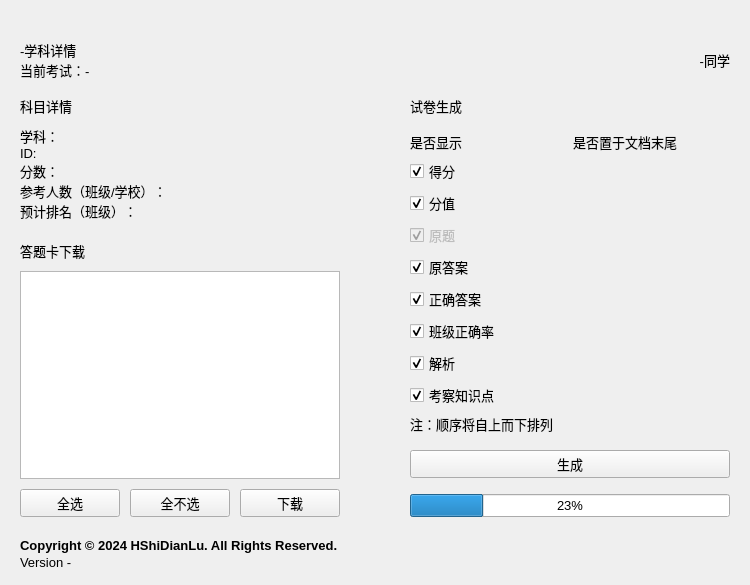
HShiDianLu/ZhiXueHacker, file UI/Detail.ui: the form before one commit.
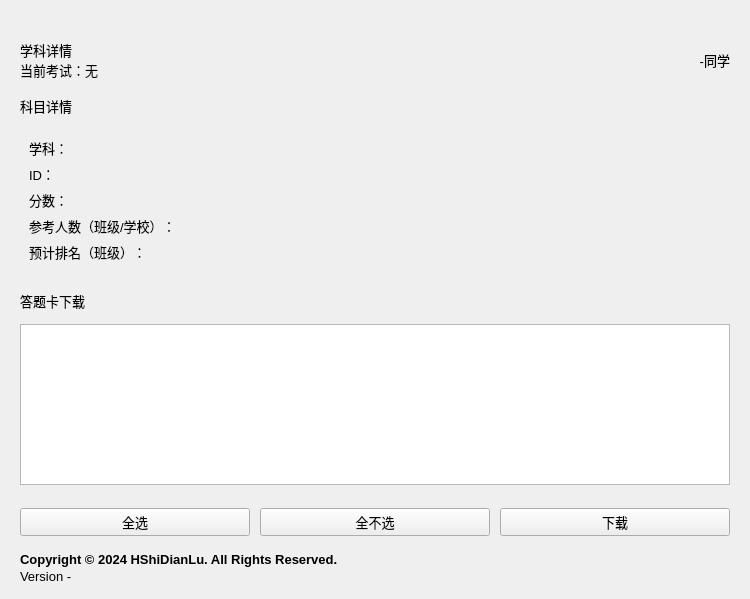
The form after the commit. Custom widgets are drawn as their Qt base class.

```diff
--- a/UI/Detail.ui
+++ b/UI/Detail.ui
@@ -7,7 +7,7 @@
     <x>0</x>
     <y>0</y>
     <width>750</width>
-    <height>585</height>
+    <height>599</height>
    </rect>
   </property>
   <property name="font">
@@ -38,7 +38,104 @@
    <property name="horizontalSpacing">
     <number>70</number>
    </property>
-   <item row="6" column="0" rowspan="7">
+   <item row="5" column="0" colspan="2">
+    <spacer name="verticalSpacer">
+     <property name="orientation">
+      <enum>Qt::Vertical</enum>
+     </property>
+     <property name="sizeType">
+      <enum>QSizePolicy::Fixed</enum>
+     </property>
+     <property name="sizeHint" stdset="0">
+      <size>
+       <width>20</width>
+       <height>10</height>
+      </size>
+     </property>
+    </spacer>
+   </item>
+   <item row="4" column="0" colspan="2">
+    <layout class="QGridLayout" name="gridLayout">
+     <item row="0" column="0">
+      <layout class="QVBoxLayout" name="verticalLayout_4">
+       <property name="spacing">
+        <number>0</number>
+       </property>
+       <item>
+        <widget class="TitleLabel" name="TitleLabel">
+         <property name="text">
+          <string>学科详情</string>
+         </property>
+        </widget>
+       </item>
+       <item>
+        <widget class="CaptionLabel" name="CaptionLabel">
+         <property name="text">
+          <string>当前考试：无</string>
+         </property>
+        </widget>
+       </item>
+      </layout>
+     </item>
+     <item row="0" column="1">
+      <widget class="CaptionLabel" name="CaptionLabel_3">
+       <property name="text">
+        <string>-同学</string>
+       </property>
+       <property name="alignment">
+        <set>Qt::AlignRight|Qt::AlignTrailing|Qt::AlignVCenter</set>
+       </property>
+      </widget>
+     </item>
+    </layout>
+   </item>
+   <item row="12" column="0" colspan="2">
+    <layout class="QVBoxLayout" name="verticalLayout_3">
+     <property name="spacing">
+      <number>2</number>
+     </property>
+     <property name="topMargin">
+      <number>0</number>
+     </property>
+     <item>
+      <widget class="StrongBodyLabel" name="StrongBodyLabel">
+       <property name="font">
+        <font>
+         <family>Microsoft YaHei UI</family>
+         <pointsize>10</pointsize>
+         <weight>75</weight>
+         <bold>true</bold>
+        </font>
+       </property>
+       <property name="text">
+        <string>Copyright © 2024 HShiDianLu. All Rights Reserved.</string>
+       </property>
+       <property name="alignment">
+        <set>Qt::AlignLeading|Qt::AlignLeft|Qt::AlignVCenter</set>
+       </property>
+      </widget>
+     </item>
+     <item>
+      <widget class="CaptionLabel" name="CaptionLabel_2">
+       <property name="font">
+        <font>
+         <family>Microsoft YaHei UI</family>
+         <pointsize>10</pointsize>
+         <weight>50</weight>
+         <bold>false</bold>
+        </font>
+       </property>
+       <property name="text">
+        <string>Version -</string>
+       </property>
+       <property name="alignment">
+        <set>Qt::AlignLeading|Qt::AlignLeft|Qt::AlignVCenter</set>
+       </property>
+      </widget>
+     </item>
+    </layout>
+   </item>
+   <item row="7" column="0" rowspan="2" colspan="2">
     <layout class="QVBoxLayout" name="verticalLayout">
      <item>
       <widget class="StrongBodyLabel" name="StrongBodyLabel_2">
@@ -58,23 +155,50 @@
        <property name="sizeHint" stdset="0">
         <size>
          <width>20</width>
-         <height>10</height>
+         <height>13</height>
         </size>
        </property>
       </spacer>
      </item>
      <item>
-      <widget class="CaptionLabel" name="CaptionLabel_4">
+      <widget class="ElevatedCardWidget" name="ElevatedCardWidget">
+       <layout class="QVBoxLayout" name="verticalLayout_2">
+        <item>
+         <widget class="BodyLabel" name="BodyLabel">
        <property name="text">
-        <string>学科：
-ID:
-分数：
-参考人数（班级/学校）：
-预计排名（班级）：</string>
-       </property>
-       <property name="wordWrap">
-        <bool>false</bool>
-       </property>
+           <string>学科：</string>
+          </property>
+         </widget>
+        </item>
+        <item>
+         <widget class="BodyLabel" name="BodyLabel_2">
+          <property name="text">
+           <string>ID：</string>
+          </property>
+         </widget>
+        </item>
+        <item>
+         <widget class="BodyLabel" name="BodyLabel_3">
+          <property name="text">
+           <string>分数：</string>
+          </property>
+         </widget>
+        </item>
+        <item>
+         <widget class="BodyLabel" name="BodyLabel_4">
+          <property name="text">
+           <string>参考人数（班级/学校）：</string>
+          </property>
+         </widget>
+        </item>
+        <item>
+         <widget class="BodyLabel" name="BodyLabel_5">
+          <property name="text">
+           <string>预计排名（班级）：</string>
+          </property>
+         </widget>
+        </item>
+       </layout>
       </widget>
      </item>
      <item>
@@ -111,7 +235,7 @@
        <property name="sizeHint" stdset="0">
         <size>
          <width>20</width>
-         <height>10</height>
+         <height>13</height>
         </size>
        </property>
       </spacer>
@@ -134,7 +258,23 @@
        <property name="sizeHint" stdset="0">
         <size>
          <width>20</width>
-         <height>10</height>
+         <height>13</height>
+        </size>
+       </property>
+      </spacer>
+     </item>
+     <item>
+      <spacer name="verticalSpacer_3">
+       <property name="orientation">
+        <enum>Qt::Vertical</enum>
+       </property>
+       <property name="sizeType">
+        <enum>QSizePolicy::Expanding</enum>
+       </property>
+       <property name="sizeHint" stdset="0">
+        <size>
+         <width>20</width>
+         <height>40</height>
         </size>
        </property>
       </spacer>
@@ -198,266 +338,7 @@
      </item>
     </layout>
    </item>
-   <item row="6" column="1" rowspan="7">
-    <layout class="QVBoxLayout" name="verticalLayout_5">
-     <property name="spacing">
-      <number>6</number>
-     </property>
-     <property name="leftMargin">
-      <number>0</number>
-     </property>
-     <property name="topMargin">
-      <number>0</number>
-     </property>
-     <property name="rightMargin">
-      <number>0</number>
-     </property>
-     <item>
-      <widget class="StrongBodyLabel" name="StrongBodyLabel_4">
-       <property name="text">
-        <string>试卷生成</string>
-       </property>
-      </widget>
-     </item>
-     <item>
-      <spacer name="verticalSpacer_10">
-       <property name="orientation">
-        <enum>Qt::Vertical</enum>
-       </property>
-       <property name="sizeType">
-        <enum>QSizePolicy::Fixed</enum>
-       </property>
-       <property name="sizeHint" stdset="0">
-        <size>
-         <width>20</width>
-         <height>10</height>
-        </size>
-       </property>
-      </spacer>
-     </item>
-     <item>
-      <layout class="QGridLayout" name="gridLayout_4">
-       <item row="4" column="0">
-        <widget class="CheckBox" name="CheckBox_7">
-         <property name="text">
-          <string>原答案</string>
-         </property>
-         <property name="checked">
-          <bool>true</bool>
-         </property>
-        </widget>
-       </item>
-       <item row="6" column="1">
-        <widget class="SwitchButton" name="SwitchButton_7"/>
-       </item>
-       <item row="5" column="1">
-        <widget class="SwitchButton" name="SwitchButton_4"/>
-       </item>
-       <item row="7" column="1">
-        <widget class="SwitchButton" name="SwitchButton_5"/>
-       </item>
-       <item row="1" column="0">
-        <widget class="CheckBox" name="CheckBox_2">
-         <property name="text">
-          <string>得分</string>
-         </property>
-         <property name="checked">
-          <bool>true</bool>
-         </property>
-        </widget>
-       </item>
-       <item row="8" column="1">
-        <widget class="SwitchButton" name="SwitchButton_6"/>
-       </item>
-       <item row="2" column="0">
-        <widget class="CheckBox" name="CheckBox">
-         <property name="text">
-          <string>分值</string>
-         </property>
-         <property name="checked">
-          <bool>true</bool>
-         </property>
-        </widget>
-       </item>
-       <item row="4" column="1">
-        <widget class="SwitchButton" name="SwitchButton_3"/>
-       </item>
-       <item row="8" column="0">
-        <widget class="CheckBox" name="CheckBox_8">
-         <property name="text">
-          <string>考察知识点</string>
-         </property>
-         <property name="checked">
-          <bool>true</bool>
-         </property>
-        </widget>
-       </item>
-       <item row="7" column="0">
-        <widget class="CheckBox" name="CheckBox_5">
-         <property name="text">
-          <string>解析</string>
-         </property>
-         <property name="checked">
-          <bool>true</bool>
-         </property>
-        </widget>
-       </item>
-       <item row="3" column="0">
-        <widget class="CheckBox" name="CheckBox_3">
-         <property name="enabled">
-          <bool>false</bool>
-         </property>
-         <property name="text">
-          <string>原题</string>
-         </property>
-         <property name="checked">
-          <bool>true</bool>
-         </property>
-        </widget>
-       </item>
-       <item row="5" column="0">
-        <widget class="CheckBox" name="CheckBox_6">
-         <property name="text">
-          <string>正确答案</string>
-         </property>
-         <property name="checked">
-          <bool>true</bool>
-         </property>
-        </widget>
-       </item>
-       <item row="6" column="0">
-        <widget class="CheckBox" name="CheckBox_4">
-         <property name="text">
-          <string>班级正确率</string>
-         </property>
-         <property name="checked">
-          <bool>true</bool>
-         </property>
-        </widget>
-       </item>
-       <item row="0" column="0">
-        <widget class="CaptionLabel" name="CaptionLabel_9">
-         <property name="text">
-          <string>是否显示</string>
-         </property>
-        </widget>
-       </item>
-       <item row="0" column="1">
-        <widget class="CaptionLabel" name="CaptionLabel_10">
-         <property name="text">
-          <string>是否置于文档末尾</string>
-         </property>
-        </widget>
-       </item>
-      </layout>
-     </item>
-     <item>
-      <widget class="CaptionLabel" name="CaptionLabel_6">
-       <property name="text">
-        <string>注：顺序将自上而下排列</string>
-       </property>
-      </widget>
-     </item>
-     <item>
-      <spacer name="verticalSpacer_8">
-       <property name="orientation">
-        <enum>Qt::Vertical</enum>
-       </property>
-       <property name="sizeType">
-        <enum>QSizePolicy::Fixed</enum>
-       </property>
-       <property name="sizeHint" stdset="0">
-        <size>
-         <width>20</width>
-         <height>10</height>
-        </size>
-       </property>
-      </spacer>
-     </item>
-     <item>
-      <widget class="PrimaryPushButton" name="PrimaryPushButton">
-       <property name="text">
-        <string>生成</string>
-       </property>
-      </widget>
-     </item>
-     <item>
-      <spacer name="verticalSpacer_9">
-       <property name="orientation">
-        <enum>Qt::Vertical</enum>
-       </property>
-       <property name="sizeType">
-        <enum>QSizePolicy::Fixed</enum>
-       </property>
-       <property name="sizeHint" stdset="0">
-        <size>
-         <width>20</width>
-         <height>10</height>
-        </size>
-       </property>
-      </spacer>
-     </item>
-     <item>
-      <widget class="ProgressBar" name="ProgressBar_2">
-       <property name="value">
-        <number>23</number>
-       </property>
-      </widget>
-     </item>
-    </layout>
-   </item>
-   <item row="5" column="0" colspan="2">
-    <spacer name="verticalSpacer">
-     <property name="orientation">
-      <enum>Qt::Vertical</enum>
-     </property>
-     <property name="sizeType">
-      <enum>QSizePolicy::Fixed</enum>
-     </property>
-     <property name="sizeHint" stdset="0">
-      <size>
-       <width>20</width>
-       <height>10</height>
-      </size>
-     </property>
-    </spacer>
-   </item>
-   <item row="4" column="0" colspan="2">
-    <layout class="QGridLayout" name="gridLayout">
-     <item row="0" column="0">
-      <layout class="QVBoxLayout" name="verticalLayout_4">
-       <property name="spacing">
-        <number>0</number>
-       </property>
-       <item>
-        <widget class="TitleLabel" name="TitleLabel">
-         <property name="text">
-          <string>-学科详情</string>
-         </property>
-        </widget>
-       </item>
-       <item>
-        <widget class="CaptionLabel" name="CaptionLabel">
-         <property name="text">
-          <string>当前考试：-</string>
-         </property>
-        </widget>
-       </item>
-      </layout>
-     </item>
-     <item row="0" column="1">
-      <widget class="CaptionLabel" name="CaptionLabel_3">
-       <property name="text">
-        <string>-同学</string>
-       </property>
-       <property name="alignment">
-        <set>Qt::AlignRight|Qt::AlignTrailing|Qt::AlignVCenter</set>
-       </property>
-      </widget>
-     </item>
-    </layout>
-   </item>
-   <item row="13" column="0">
+   <item row="9" column="0">
     <spacer name="verticalSpacer_5">
      <property name="orientation">
       <enum>Qt::Vertical</enum>
@@ -470,60 +351,22 @@
      </property>
     </spacer>
    </item>
-   <item row="15" column="0" colspan="2">
-    <layout class="QVBoxLayout" name="verticalLayout_3">
-     <property name="spacing">
-      <number>2</number>
+   <item row="11" column="0">
+    <spacer name="verticalSpacer_8">
+     <property name="orientation">
+      <enum>Qt::Vertical</enum>
      </property>
-     <property name="topMargin">
-      <number>0</number>
+     <property name="sizeHint" stdset="0">
+      <size>
+       <width>20</width>
+       <height>40</height>
+      </size>
      </property>
-     <item>
-      <widget class="StrongBodyLabel" name="StrongBodyLabel">
-       <property name="font">
-        <font>
-         <family>Microsoft YaHei UI</family>
-         <pointsize>10</pointsize>
-         <weight>75</weight>
-         <bold>true</bold>
-        </font>
-       </property>
-       <property name="text">
-        <string>Copyright © 2024 HShiDianLu. All Rights Reserved.</string>
-       </property>
-       <property name="alignment">
-        <set>Qt::AlignLeading|Qt::AlignLeft|Qt::AlignVCenter</set>
-       </property>
-      </widget>
-     </item>
-     <item>
-      <widget class="CaptionLabel" name="CaptionLabel_2">
-       <property name="font">
-        <font>
-         <family>Microsoft YaHei UI</family>
-         <pointsize>10</pointsize>
-         <weight>50</weight>
-         <bold>false</bold>
-        </font>
-       </property>
-       <property name="text">
-        <string>Version -</string>
-       </property>
-       <property name="alignment">
-        <set>Qt::AlignLeading|Qt::AlignLeft|Qt::AlignVCenter</set>
-       </property>
-      </widget>
-     </item>
-    </layout>
+    </spacer>
    </item>
   </layout>
  </widget>
  <customwidgets>
-  <customwidget>
-   <class>CheckBox</class>
-   <extends>QCheckBox</extends>
-   <header>qfluentwidgets</header>
-  </customwidget>
   <customwidget>
    <class>PushButton</class>
    <extends>QPushButton</extends>
@@ -535,15 +378,33 @@
    <header>qfluentwidgets</header>
   </customwidget>
   <customwidget>
-   <class>SwitchButton</class>
-   <extends>QWidget</extends>
+   <class>CardWidget</class>
+   <extends>QFrame</extends>
    <header>qfluentwidgets</header>
+   <container>1</container>
+  </customwidget>
+  <customwidget>
+   <class>ElevatedCardWidget</class>
+   <extends>SimpleCardWidget</extends>
+   <header>qfluentwidgets</header>
+   <container>1</container>
+  </customwidget>
+  <customwidget>
+   <class>SimpleCardWidget</class>
+   <extends>CardWidget</extends>
+   <header>qfluentwidgets</header>
+   <container>1</container>
   </customwidget>
   <customwidget>
    <class>CaptionLabel</class>
    <extends>QLabel</extends>
    <header>qfluentwidgets</header>
   </customwidget>
+  <customwidget>
+   <class>BodyLabel</class>
+   <extends>QLabel</extends>
+   <header>qfluentwidgets</header>
+  </customwidget>
   <customwidget>
    <class>StrongBodyLabel</class>
    <extends>QLabel</extends>
@@ -554,11 +415,6 @@
    <extends>QLabel</extends>
    <header>qfluentwidgets</header>
   </customwidget>
-  <customwidget>
-   <class>ProgressBar</class>
-   <extends>QProgressBar</extends>
-   <header>qfluentwidgets</header>
-  </customwidget>
   <customwidget>
    <class>ListWidget</class>
    <extends>QListWidget</extends>
```
Lines whose indentation alone changed are shown as unchanged.
